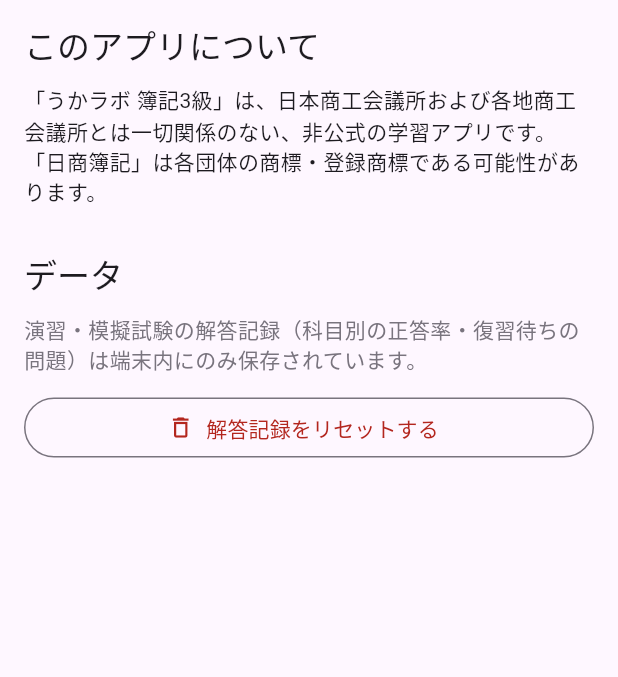
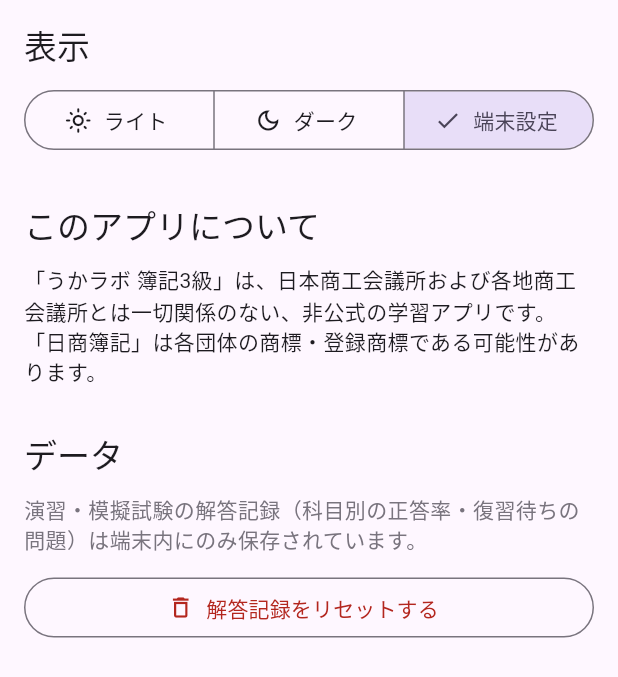
Before and after one commit to zka32101/ukalab-boki3, a Flutter app: the SettingsPage widget shown alone on an empty page, opened directly, on a phone screen of 412 x 824 dp. Shown: the top 677 px of the screen. Run offline on Flutter 3.47's test engine with Material 3 defaults, Android fonts, the phone set to English and light mode, and no system bars; our stand-ins replace flutter_riverpod, shared_preferences; missing offline and left inert: app_common_kit, yourwish_kentei; accounts and stored records are empty.

Commit message:
「設定」タブにダークモード切替を追加
ライト／ダーク／端末設定の3択をSharedPreferencesで永続化し、
MaterialAppのthemeModeに直接バインドした。MaterialApp自体がリスナー
のため、IndexedStackでマウント済みの他タブにも選択直後に反映される。
起動時はmain()でloadSavedThemeMode()をawaitしてからrunAppすることで、
誤った配色が一瞬表示されるちらつきを防いだ。
Co-Authored-By: Claude Sonnet 5 <noreply@anthropic.com>
Claude-Session: https://claude.ai/code/session_01VuvmzCPTFdwJjLVaQeFJ5R

```diff
--- a/lib/settings/settings_page.dart
+++ b/lib/settings/settings_page.dart
@@ -2,6 +2,7 @@ import 'package:flutter/material.dart';
 
 import '../progress/progress_revision.dart';
 import '../progress/progress_store.dart';
+import 'theme_mode_store.dart';
 
 /// 「設定」タブ。アプリの説明と、解答記録をリセットする機能を提供する。
 class SettingsPage extends StatelessWidget {
@@ -50,6 +51,33 @@ class SettingsPage extends StatelessWidget {
     return ListView(
       padding: const EdgeInsets.all(16),
       children: [
+        Text('表示', style: theme.textTheme.titleLarge),
+        const SizedBox(height: 12),
+        ValueListenableBuilder<ThemeMode>(
+          valueListenable: appThemeMode,
+          builder: (context, mode, _) => SegmentedButton<ThemeMode>(
+            segments: const [
+              ButtonSegment(
+                value: ThemeMode.light,
+                label: Text('ライト'),
+                icon: Icon(Icons.light_mode_outlined),
+              ),
+              ButtonSegment(
+                value: ThemeMode.dark,
+                label: Text('ダーク'),
+                icon: Icon(Icons.dark_mode_outlined),
+              ),
+              ButtonSegment(
+                value: ThemeMode.system,
+                label: Text('端末設定'),
+                icon: Icon(Icons.smartphone_outlined),
+              ),
+            ],
+            selected: {mode},
+            onSelectionChanged: (selected) => setThemeMode(selected.first),
+          ),
+        ),
+        const SizedBox(height: 32),
         Text('このアプリについて', style: theme.textTheme.titleLarge),
         const SizedBox(height: 12),
         const Text(
```
Also changed, not shown: lib/main.dart (+9 -2 lines), lib/settings/theme_mode_store.dart (added, +27 -0 lines), 2 other files.
